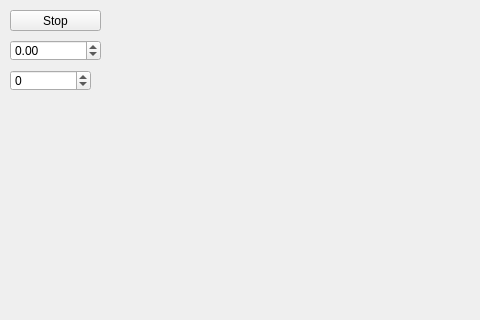
This is src/visuals/mainwindow.ui in mipt-mmp/celestial-mechanics as Qt 5 draws it before an edit; both pictures show x 0 to 480 and y 0 to 320 of the 800 by 600 pixel window. The edited form follows.
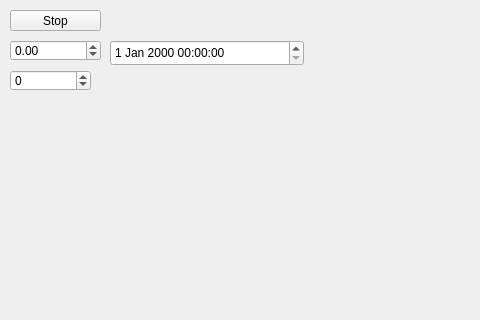
This is the edited form.

Patch:
```diff
--- a/src/visuals/mainwindow.ui
+++ b/src/visuals/mainwindow.ui
@@ -59,6 +59,16 @@
      <number>999</number>
     </property>
    </widget>
+   <widget class="QDateTimeEdit" name="time">
+    <property name="geometry">
+     <rect>
+      <x>110</x>
+      <y>40</y>
+      <width>194</width>
+      <height>26</height>
+     </rect>
+    </property>
+   </widget>
   </widget>
   <widget class="QMenuBar" name="menubar">
    <property name="geometry">
```
